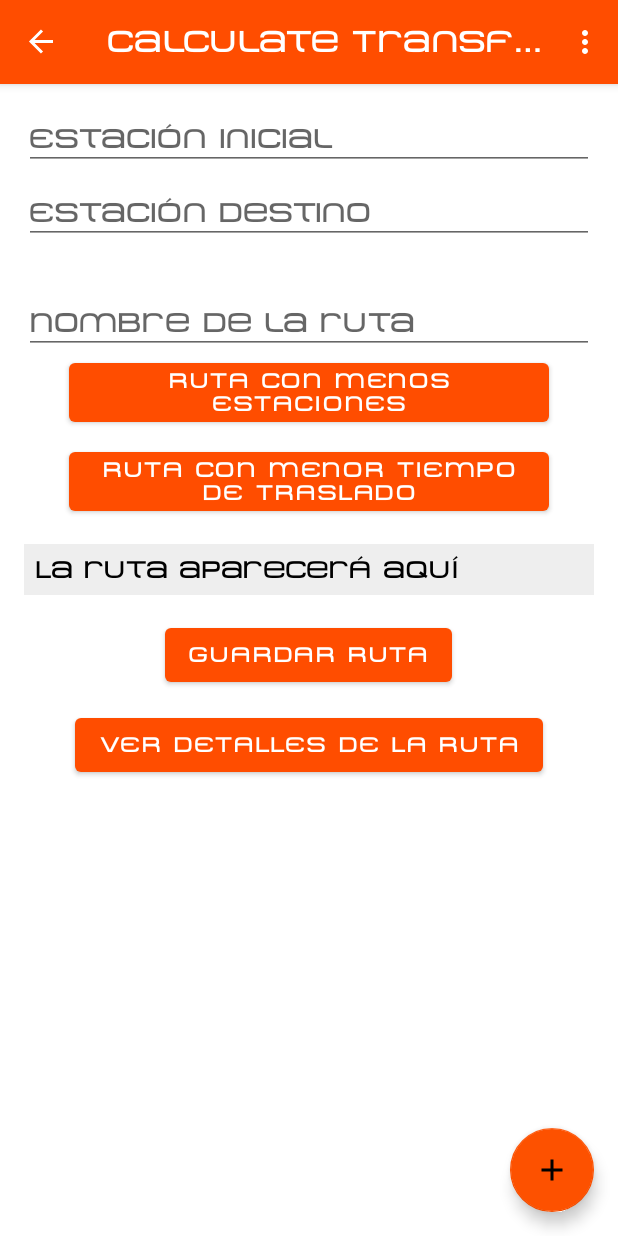
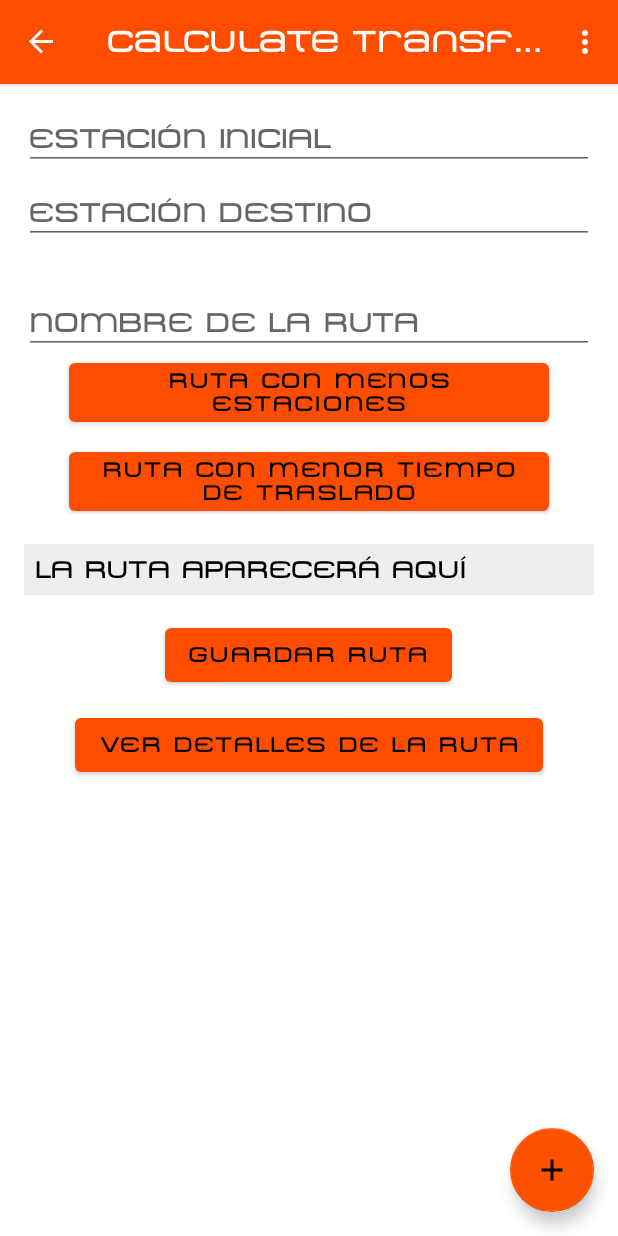
Before and after one commit to GustavoVaAsc/OrangeWormRevamped, an Android app: the CalculateTransferFragment screen opened through its navigation route, on a phone screen of 412 x 824 dp. Run offline under Robolectric (Android 15) with nearby library versions, the phone set to English and light mode, and no system bars; our stand-ins replace navigation-ui.

Commit message:
Color de texto dinamico en botones de ruta segun el tema del dispositivo

```diff
--- a/app/src/main/res/layout/fragment_calculate_transfer.xml
+++ b/app/src/main/res/layout/fragment_calculate_transfer.xml
@@ -14,7 +14,7 @@
             android:id="@+id/startStation"
             android:layout_width="match_parent"
             android:layout_height="wrap_content"
-            android:hint="Estación inicial"
+            android:hint="ESTACIÓN INICIAL"
             android:inputType="text"
             android:layout_marginBottom="8dp" />
 
@@ -22,7 +22,7 @@
             android:id="@+id/endStation"
             android:layout_width="match_parent"
             android:layout_height="wrap_content"
-            android:hint="Estación destino"
+            android:hint="ESTACIÓN DESTINO"
             android:inputType="text"
             android:layout_marginBottom="16dp" />
 
@@ -30,7 +30,7 @@
             android:id="@+id/routeNameInput"
             android:layout_width="match_parent"
             android:layout_height="wrap_content"
-            android:hint="Nombre de la ruta"
+            android:hint="NOMBRE DE LA RUTA"
             android:inputType="textPersonName"
             android:layout_marginTop="16dp" />
 
@@ -39,21 +39,23 @@
             android:id="@+id/bfsButton"
             android:layout_width="wrap_content"
             android:layout_height="wrap_content"
-            android:text="Ruta con menos estaciones"
+            android:text="RUTA CON MENOS ESTACIONES"
+            android:textColor="@color/button_text_color"
             android:layout_marginBottom="8dp" />
 
         <Button
             android:id="@+id/astarButton"
             android:layout_width="wrap_content"
             android:layout_height="wrap_content"
-            android:text="Ruta con menor tiempo de traslado"
+            android:text="RUTA CON MENOR TIEMPO DE TRASLADO"
+            android:textColor="@color/button_text_color"
             android:layout_marginBottom="16dp" />
 
         <TextView
             android:id="@+id/resultText"
             android:layout_width="match_parent"
             android:layout_height="wrap_content"
-            android:text="La ruta aparecerá aquí"
+            android:text="LA RUTA APARECERÁ AQUÍ"
             android:textSize="16sp"
             android:textColor="#000000"
             android:padding="8dp"
@@ -65,13 +67,15 @@
             android:id="@+id/saveRouteButton"
             android:layout_width="wrap_content"
             android:layout_height="wrap_content"
-            android:text="Guardar ruta" />
+            android:textColor="@color/button_text_color"
+            android:text="GUARDAR RUTA" />
 
         <Button
             android:id="@+id/showDetailsButton"
             android:layout_width="wrap_content"
             android:layout_height="wrap_content"
-            android:text="Ver detalles de la ruta"
+            android:text="VER DETALLES DE LA RUTA"
+            android:textColor="@color/button_text_color"
             android:layout_marginTop="12dp" />
 
     </LinearLayout>
--- a/app/src/main/res/values-night/colors.xml
+++ b/app/src/main/res/values-night/colors.xml
@@ -1,3 +1,4 @@
 <resources>
 	<color name="route_text">#FFFFFF</color>
+	<color name="button_text_color">#FFFFFF</color>
 </resources>
--- a/app/src/main/res/values/colors.xml
+++ b/app/src/main/res/values/colors.xml
@@ -11,4 +11,5 @@
     <color name="white">#FFFFFFFF</color>
     <color name="fab_background">#FD5100</color>
     <color name="route_text">#000000</color>
+    <color name="button_text_color">#000000</color>
 </resources>
```
